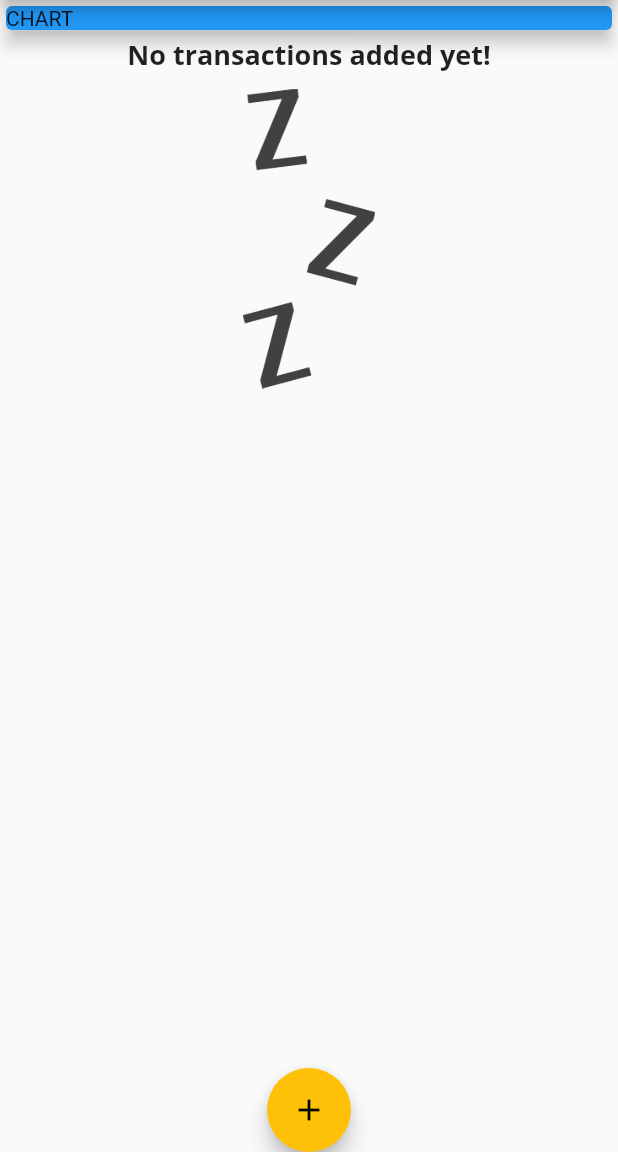
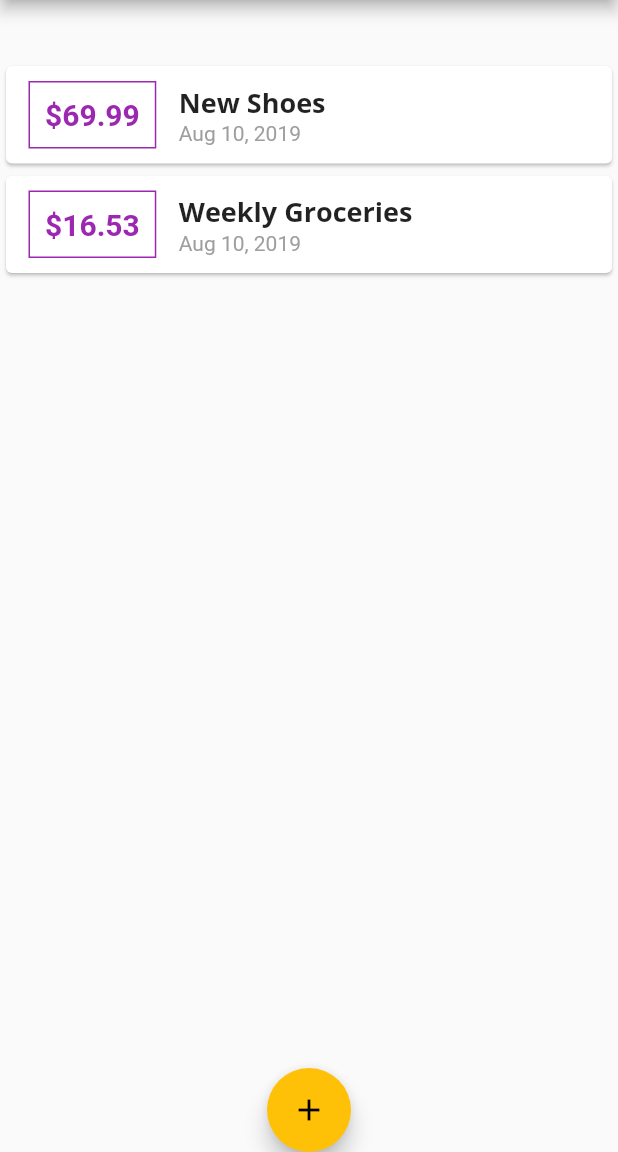
Before and after one commit to fiixed/Personal-Expenses, a Flutter app: the screen it shows after launch, on a phone screen of 412 x 824 dp, the part 84-1236 px from its top. Run offline on Flutter 3.47's test engine with Material 2 defaults, Android fonts, the phone set to English and light mode, and no system bars; Roboto replaces fonts that are missing (Open Sans).

Commit message:
chart logic

```diff
--- a/lib/main.dart
+++ b/lib/main.dart
@@ -2,6 +2,7 @@ import 'package:flutter/material.dart';
 
 import './widgets/transaction_list.dart';
 import './widgets/new_transaction.dart';
+import './widgets/chart.dart';
 import './models/transaction.dart';
 
 void main() => runApp(MyApp());
@@ -47,19 +48,29 @@ class MyHomePage extends StatefulWidget {
 
 class _MyHomePageState extends State<MyHomePage> {
   final List<Transaction> _userTransactions = [
-    // Transaction(
-    //   id: 't1',
-    //   title: 'New Shoes',
-    //   amount: 69.99,
-    //   date: DateTime.now(),
-    // ),
-    // Transaction(
-    //   id: 't2',
-    //   title: 'Weekly Groceries',
-    //   amount: 16.53,
-    //   date: DateTime.now(),
-    // ),
+    Transaction(
+      id: 't1',
+      title: 'New Shoes',
+      amount: 69.99,
+      date: DateTime.now(),
+    ),
+    Transaction(
+      id: 't2',
+      title: 'Weekly Groceries',
+      amount: 16.53,
+      date: DateTime.now(),
+    ),
   ];
+
+  List<Transaction> get _recentTransactions {
+    return _userTransactions.where((tx) {
+      return tx.date.isAfter(
+        DateTime.now().subtract(
+          Duration(days: 7),
+        ),
+      );
+    }).toList();
+  }
 
   void _addNewTransaction(String title, double amount) {
     final newTx = Transaction(
@@ -105,14 +116,7 @@ class _MyHomePageState extends State<MyHomePage> {
           //mainAxisAlignment: MainAxisAlignment.start,
           crossAxisAlignment: CrossAxisAlignment.stretch,
           children: <Widget>[
-            Container(
-              width: double.infinity,
-              child: Card(
-                color: Colors.blue,
-                child: Text('CHART'),
-                elevation: 5,
-              ),
-            ),
+            Chart(_recentTransactions),
             TransactionList(_userTransactions),
           ],
         ),
--- a/lib/widgets/chart.dart
+++ b/lib/widgets/chart.dart
@@ -1,14 +1,46 @@
 import 'package:flutter/material.dart';
+import 'package:intl/intl.dart';
+
+import '../models/transaction.dart';
 
 class Chart extends StatelessWidget {
-  const Chart({Key key}) : super(key: key);
+  final List<Transaction> recentTransactions;
+
+  Chart(this.recentTransactions);
+
+  List<Map<String, Object>> get groupedTransactionValues {
+    return List.generate(7, (index) {
+      final weekDay = DateTime.now().subtract(
+        Duration(days: index),
+      );
+      var totalSum = 0.0;
+      for (var i = 0; i < recentTransactions.length; i++) {
+        if (recentTransactions[i].date.day == weekDay.day &&
+         recentTransactions[i].date.month == weekDay.month &&
+         recentTransactions[i].date.year == weekDay.year) {
+          totalSum += recentTransactions[i].amount;
+        }
+      }
+
+      print(DateFormat.E().format(weekDay));
+      print(totalSum);
+
+      return {
+        'day': DateFormat.E().format(weekDay),
+       'amount': totalSum
+       };
+    });
+  }
 
   @override
   Widget build(BuildContext context) {
+    print(groupedTransactionValues);
     return Card(
       elevation: 6,
       margin: EdgeInsets.all(20),
-      child: Row(),
+      child: Row(
+        children: <Widget>[],
+      ),
     );
   }
 }
```
